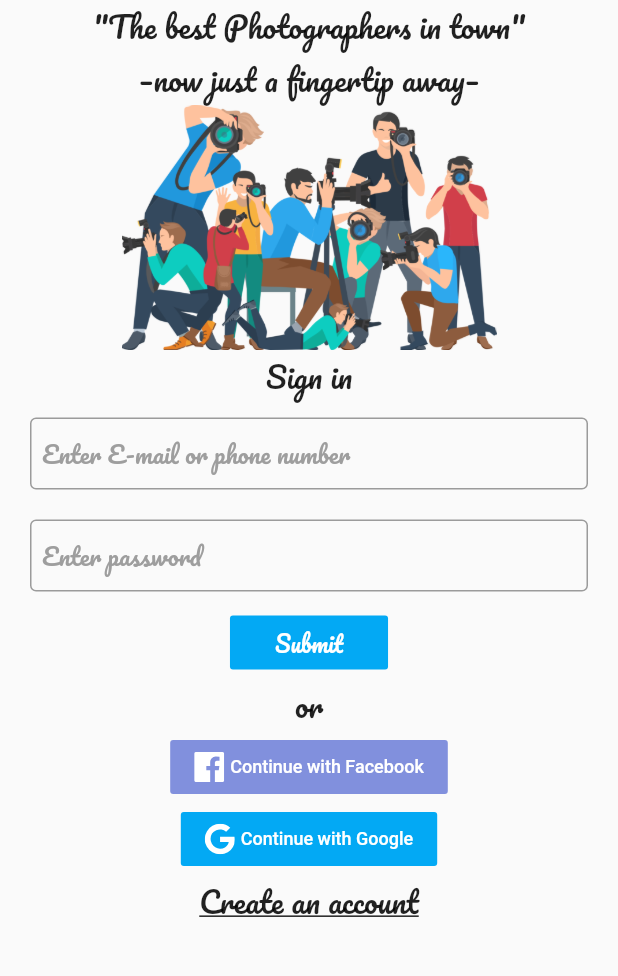
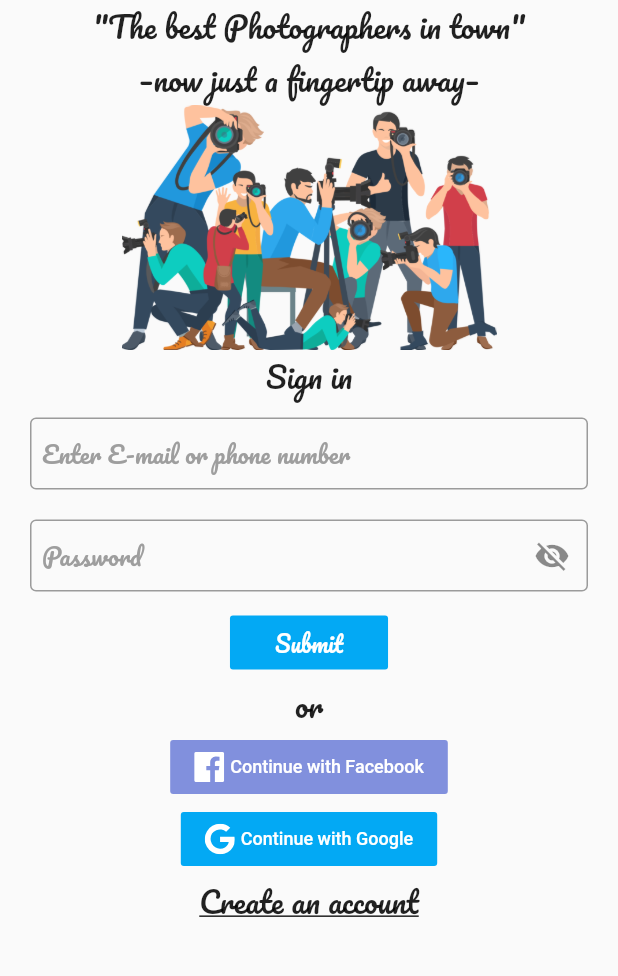
Before and after one commit to fzserver/kaptureone, a Flutter app: the screen it shows after launch, on a phone screen of 412 x 824 dp, the part 73-1049 px from its top. Run offline on Flutter 3.47's test engine with Material 2 defaults, Android fonts, the phone set to English and light mode, and no system bars; our stand-ins replace firebase_auth, flutter_svg; accounts and stored records are empty.

Commit message:
fixed password visibility in login screen

```diff
--- a/lib/Screens/Login.dart
+++ b/lib/Screens/Login.dart
@@ -16,6 +16,14 @@ class _LoginState extends State<Login> {
   final formKey = GlobalKey<FormState>();
   String _email;
   String _password;
+  String _passval = "Password";
+  bool _isHidden = true;
+
+  void _toggleVisibility() {
+    setState(() {
+      _isHidden = !_isHidden;
+    });
+  }
 
   bool validateAndSave() {
     final form = formKey.currentState;
@@ -25,14 +33,15 @@ class _LoginState extends State<Login> {
     }
     return false;
   }
+
   void validateAndSubmit() async {
     if (validateAndSave()) {
       try {
-      String userId = await widget.auth.signInWithEmailAndPassword(_email, _password);
+        String userId =
+            await widget.auth.signInWithEmailAndPassword(_email, _password);
         print("Signed in ${userId}");
         widget.onSignedIn();
-    }
-    catch (e) {
+      } catch (e) {
         print("error $e");
       }
     }
@@ -103,12 +112,20 @@ void validateAndSubmit() async {
                     decoration: InputDecoration(
                       border: OutlineInputBorder(
                           borderSide: BorderSide(color: Colors.blue)),
-                      hintText: "Enter password",
+                      hintText: _passval,
                       contentPadding: EdgeInsets.all(8),
                       hintStyle:
                           TextStyle(color: Colors.grey, fontFamily: 'Pacifico'),
+                      suffixIcon: _passval == "Password"
+                          ? IconButton(
+                              onPressed: _toggleVisibility,
+                              icon: _isHidden
+                                  ? Icon(Icons.visibility_off)
+                                  : Icon(Icons.visibility),
+                            )
+                          : null,
                     ),
-                    obscureText: true,
+                    obscureText: _passval == "Password" ? _isHidden : false,
                   ),
                 ),
                 RaisedButton(
```
Lines whose indentation alone changed are shown as unchanged.
